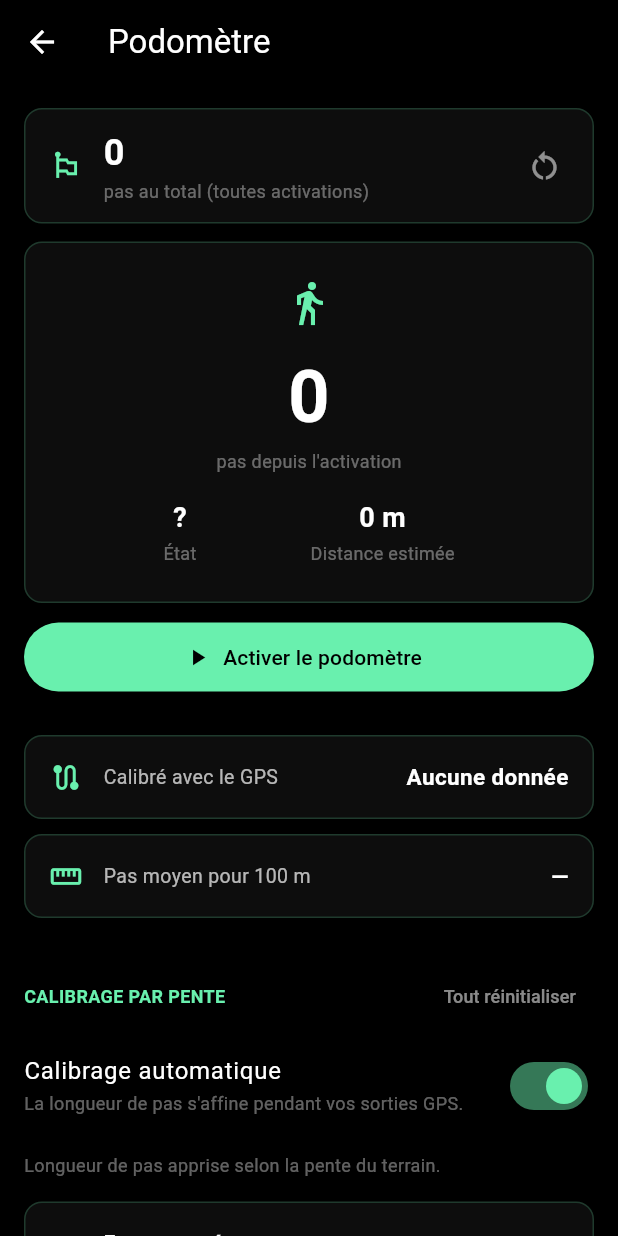
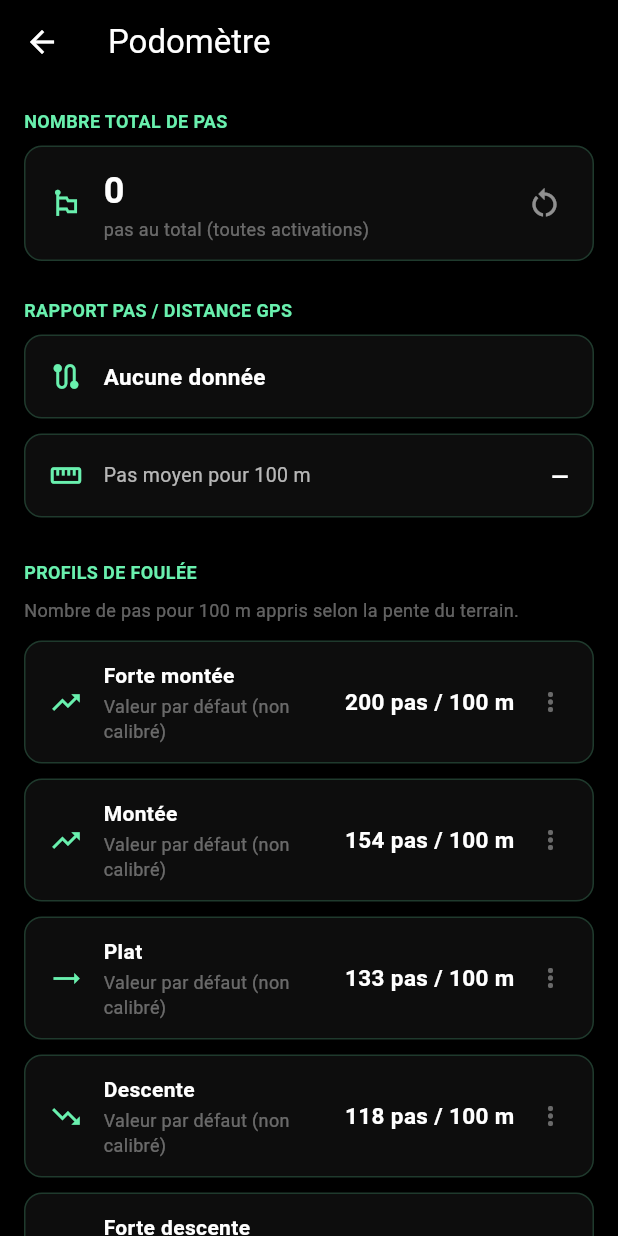
Before and after one commit to Rosaweb/Meshiker, a Flutter app: the PedometerScreen screen opened directly, on a phone screen of 412 x 824 dp. Run offline on Flutter 3.47's test engine with Material 3 defaults, Android fonts, the phone set to English and light mode, and no system bars; our stand-ins replace connectivity_plus, file_picker, flutter_colorpicker, flutter_compass, flutter_map, flutter_tts and 12 more; missing offline and left inert: dart:ffi, flutter_sound, gnss_diagnostics, mbtiles, mobile_scanner, open_meteo and 7 more; accounts and stored records are empty; generated files the repository leaves out were written again.

Commit message:
refactor(pedometer): rework pedometer screen layout per feedback
- Drop the session hero card ("pas depuis l'activation" + walking state +
  estimated distance) and the "Activer le podomètre" button; remove the
  now-unused sessionDistanceMeters getter, _statusLabel and _Metric.
- Green uppercase section titles: "NOMBRE TOTAL DE PAS" (lifetime card),
  "RAPPORT PAS / DISTANCE GPS" (drops the inline "Calibré avec le GPS"
  label), "PROFILS DE FOULÉE" above the 5 profiles.
- Profiles now show steps per 100 m ("186 pas / 100 m") instead of the
  per-step distance.
- "CALIBRAGE PAR PENTE" -> "Calibrage des profils de foulée" and
  "Calibrage automatique" -> "Activation du calibrage", both moved to the
  bottom of the page, below the profile list.

Co-Authored-By: Claude Sonnet 5 <noreply@anthropic.com>
Claude-Session: https://claude.ai/code/session_01Y8yqsq7D2VZuu7Bd5s3Y7B

```diff
--- a/lib/ui/pedometer_screen.dart
+++ b/lib/ui/pedometer_screen.dart
@@ -6,9 +6,9 @@ import '../utils/settings_service.dart';
 
 /// Écran podomètre plein écran, accessible par un double tap sur la carte
 /// « Podomètre » du volet Navigation. Reprend la charte des autres écrans de
-/// détail (fond noir, cartes translucides, couleur d'accent) et regroupe les
-/// 4 métriques : compteur de pas à vie, total calibré avec GPS, pas moyen
-/// pour 100 m, et le détail du calibrage par pente.
+/// détail (fond noir, cartes translucides, couleur d'accent) : nombre total
+/// de pas, rapport pas / distance GPS, pas moyen pour 100 m, les 5 profils de
+/// foulée par pente, et les réglages de calibrage en bas de page.
 class PedometerScreen extends StatelessWidget {
   const PedometerScreen({super.key});
 
@@ -29,11 +29,9 @@ class PedometerScreen extends StatelessWidget {
       body: ListView(
         padding: const EdgeInsets.all(16),
         children: [
+          _sectionTitle('NOMBRE TOTAL DE PAS', accent),
+          const SizedBox(height: 8),
           _buildLifetimeCard(context, pedometer, accent),
-          const SizedBox(height: 12),
-          _buildHeroCard(pedometer, settings, accent),
-          const SizedBox(height: 12),
-          _buildToggleButton(context, pedometer, accent),
           if (pedometer.permissionDenied)
             const _Hint(
               icon: Icons.lock_outline,
@@ -47,11 +45,12 @@ class PedometerScreen extends StatelessWidget {
               color: Colors.orangeAccent,
               text: 'Aucun capteur de pas détecté sur cet appareil.',
             ),
-          const SizedBox(height: 28),
+          const SizedBox(height: 24),
+          _sectionTitle('RAPPORT PAS / DISTANCE GPS', accent),
+          const SizedBox(height: 8),
           _buildMetricCard(
             icon: Icons.route,
             accent: accent,
-            label: 'Calibré avec le GPS',
             value: pedometer.totalCalibratedSteps > 0
                 ? '${_thousands(pedometer.totalCalibratedSteps)} pas'
                   ' / ${_formatDistance(pedometer.totalCalibratedDistanceMeters, settings.unitSystem)}'
@@ -67,16 +66,20 @@ class PedometerScreen extends StatelessWidget {
                 : '${pedometer.avgStepsPer100m!.round()} pas / 100 m',
           ),
           const SizedBox(height: 28),
+          _sectionTitle('PROFILS DE FOULÉE', accent),
+          const SizedBox(height: 8),
+          const Text(
+            'Nombre de pas pour 100 m appris selon la pente du terrain.',
+            style: TextStyle(color: Colors.white38, fontSize: 12),
+          ),
+          const SizedBox(height: 12),
+          ...pedometer.profilesSortedBySlope
+              .map((p) => _buildProfileCard(context, pedometer, p, accent)),
+          const SizedBox(height: 28),
           Row(
             children: [
               Expanded(
-                child: Text(
-                  'CALIBRAGE PAR PENTE',
-                  style: TextStyle(
-                      color: accent,
-                      fontSize: 12,
-                      fontWeight: FontWeight.bold),
-                ),
+                child: _sectionTitle('Calibrage des profils de foulée', accent),
               ),
               TextButton(
                 onPressed: () async {
@@ -99,27 +102,25 @@ class PedometerScreen extends StatelessWidget {
             activeThumbColor: accent,
             value: calibrationOn,
             onChanged: settings.setPedometerCalibrationEnabled,
-            title: const Text('Calibrage automatique',
+            title: const Text('Activation du calibrage',
                 style: TextStyle(color: Colors.white)),
             subtitle: Text(
               calibrationOn
-                  ? 'La longueur de pas s\'affine pendant vos sorties GPS.'
-                  : 'Gelé : les stats ci-dessous ne bougent plus.',
+                  ? 'La foulée s\'affine pendant vos sorties GPS.'
+                  : 'Gelé : les profils ci-dessus ne bougent plus.',
               style: const TextStyle(color: Colors.white38, fontSize: 12),
             ),
           ),
-          const SizedBox(height: 8),
-          const Text(
-            'Longueur de pas apprise selon la pente du terrain.',
-            style: TextStyle(color: Colors.white38, fontSize: 12),
-          ),
-          const SizedBox(height: 16),
-          ...pedometer.profilesSortedBySlope
-              .map((p) => _buildProfileCard(context, pedometer, p, settings, accent)),
         ],
       ),
     );
   }
+
+  Widget _sectionTitle(String text, Color accent) => Text(
+        text,
+        style: TextStyle(
+            color: accent, fontSize: 12, fontWeight: FontWeight.bold),
+      );
 
   Widget _buildLifetimeCard(
       BuildContext context, PedometerService pedometer, Color accent) {
@@ -166,82 +167,11 @@ class PedometerScreen extends StatelessWidget {
     );
   }
 
-  Widget _buildHeroCard(
-      PedometerService pedometer, SettingsService settings, Color accent) {
-    return Container(
-      padding: const EdgeInsets.symmetric(vertical: 24, horizontal: 16),
-      decoration: BoxDecoration(
-        color: Colors.white.withValues(alpha: 0.05),
-        borderRadius: BorderRadius.circular(12),
-        border: Border.all(
-            color: pedometer.isActive ? accent : accent.withValues(alpha: 0.2),
-            width: pedometer.isActive ? 2.0 : 1.0),
-      ),
-      child: Column(
-        children: [
-          Icon(Icons.directions_walk, color: accent, size: 32),
-          const SizedBox(height: 12),
-          Text(
-            '${pedometer.steps}',
-            style: const TextStyle(
-                color: Colors.white,
-                fontSize: 48,
-                fontWeight: FontWeight.bold),
-          ),
-          const Text('pas depuis l\'activation',
-              style: TextStyle(color: Colors.white38, fontSize: 12)),
-          const SizedBox(height: 16),
-          Row(
-            mainAxisAlignment: MainAxisAlignment.spaceEvenly,
-            children: [
-              _Metric(label: 'État', value: _statusLabel(pedometer.status)),
-              _Metric(
-                label: 'Distance estimée',
-                value: _formatDistance(
-                    pedometer.sessionDistanceMeters, settings.unitSystem),
-              ),
-            ],
-          ),
-        ],
-      ),
-    );
-  }
-
-  Widget _buildToggleButton(
-      BuildContext context, PedometerService pedometer, Color accent) {
-    final active = pedometer.isActive;
-    return SizedBox(
-      width: double.infinity,
-      child: ElevatedButton.icon(
-        onPressed: () async {
-          await pedometer.togglePedometer();
-          if (!context.mounted) return;
-          if (pedometer.permissionDenied) {
-            ScaffoldMessenger.of(context).showSnackBar(const SnackBar(
-                content: Text(
-                    'Autorisez « Activité physique » dans les paramètres Android pour utiliser le podomètre.')));
-          } else if (pedometer.sensorUnavailable) {
-            ScaffoldMessenger.of(context).showSnackBar(const SnackBar(
-                content:
-                    Text('Aucun capteur de pas détecté sur cet appareil.')));
-          }
-        },
-        icon: Icon(active ? Icons.pause : Icons.play_arrow),
-        label: Text(active ? 'Désactiver le podomètre' : 'Activer le podomètre'),
-        style: ElevatedButton.styleFrom(
-          backgroundColor: active ? Colors.white10 : accent,
-          foregroundColor: active ? Colors.white : Colors.black,
-          minimumSize: const Size(double.infinity, 46),
-        ),
-      ),
-    );
-  }
-
   Widget _buildMetricCard({
     required IconData icon,
     required Color accent,
-    required String label,
     required String value,
+    String? label,
   }) {
     return Container(
       padding: const EdgeInsets.all(16),
@@ -255,21 +185,29 @@ class PedometerScreen extends StatelessWidget {
           Icon(icon, color: accent, size: 22),
           const SizedBox(width: 14),
           Expanded(
-            child: Text(label,
-                style: const TextStyle(color: Colors.white70, fontSize: 13)),
+            child: label != null
+                ? Text(label,
+                    style:
+                        const TextStyle(color: Colors.white70, fontSize: 13))
+                : Text(value,
+                    style: const TextStyle(
+                        color: Colors.white,
+                        fontWeight: FontWeight.bold,
+                        fontSize: 15)),
           ),
-          Text(value,
-              style: const TextStyle(
-                  color: Colors.white,
-                  fontWeight: FontWeight.bold,
-                  fontSize: 15)),
+          if (label != null)
+            Text(value,
+                style: const TextStyle(
+                    color: Colors.white,
+                    fontWeight: FontWeight.bold,
+                    fontSize: 15)),
         ],
       ),
     );
   }
 
   Widget _buildProfileCard(BuildContext context, PedometerService pedometer,
-      PedometerProfile profile, SettingsService settings, Color accent) {
+      PedometerProfile profile, Color accent) {
     final calibrated = profile.totalSteps > 0;
     return Container(
       margin: const EdgeInsets.only(bottom: 10),
@@ -319,7 +257,7 @@ class PedometerScreen extends StatelessWidget {
             ),
           ),
           Text(
-            _formatStepLength(profile.metersPerStep, settings.unitSystem),
+            _stepsPer100m(profile.metersPerStep),
             style: const TextStyle(
                 color: Colors.white, fontWeight: FontWeight.bold, fontSize: 15),
           ),
@@ -381,19 +319,6 @@ class PedometerScreen extends StatelessWidget {
     return result == true;
   }
 
-  static String _statusLabel(String status) {
-    switch (status) {
-      case 'walking':
-        return 'En marche';
-      case 'stopped':
-        return 'Arrêté';
-      case 'unknown':
-        return 'Inconnu';
-      default:
-        return status;
-    }
-  }
-
   static String _profileLabel(String id) {
     switch (id) {
       case 'steep_uphill':
@@ -424,12 +349,18 @@ class PedometerScreen extends StatelessWidget {
     }
   }
 
+  /// Nombre de pas pour parcourir 100 m (« 186 pas / 100 m »).
+  static String _stepsPer100m(double metersPerStep) {
+    if (metersPerStep <= 0) return '—';
+    return '${(100 / metersPerStep).round()} pas / 100 m';
+  }
+
   /// Sépare les milliers par une espace fine insécable (« 12 430 »).
   static String _thousands(int n) {
     final s = n.abs().toString();
     final buf = StringBuffer(n < 0 ? '-' : '');
     for (var i = 0; i < s.length; i++) {
-      if (i > 0 && (s.length - i) % 3 == 0) buf.write(' ');
+      if (i > 0 && (s.length - i) % 3 == 0) buf.write(' ');
       buf.write(s[i]);
     }
     return buf.toString();
@@ -445,36 +376,6 @@ class PedometerScreen extends StatelessWidget {
     return feet >= 5280
         ? '${(feet / 5280).toStringAsFixed(2)} mi'
         : '${feet.round()} ft';
-  }
-
-  static String _formatStepLength(double metersPerStep, UnitSystem unit) {
-    if (unit == UnitSystem.metric) {
-      return '${metersPerStep.toStringAsFixed(2)} m/pas';
-    }
-    return '${(metersPerStep * 3.28084).toStringAsFixed(2)} ft/pas';
-  }
-}
-
-class _Metric extends StatelessWidget {
-  final String label;
-  final String value;
-
-  const _Metric({required this.label, required this.value});
-
-  @override
-  Widget build(BuildContext context) {
-    return Column(
-      children: [
-        Text(value,
-            style: const TextStyle(
-                color: Colors.white,
-                fontSize: 18,
-                fontWeight: FontWeight.bold)),
-        const SizedBox(height: 2),
-        Text(label,
-            style: const TextStyle(color: Colors.white38, fontSize: 12)),
-      ],
-    );
   }
 }
 
--- a/lib/utils/pedometer_service.dart
+++ b/lib/utils/pedometer_service.dart
@@ -122,10 +122,6 @@ class PedometerService extends ChangeNotifier {
   /// plus raide en descente, pour l'affichage détaillé (métrique 4).
   List<PedometerProfile> get profilesSortedBySlope =>
       _profiles.values.toList()..sort((a, b) => b.minSlope.compareTo(a.minSlope));
-
-  /// Distance estimée pour les pas de la session courante (pente supposée
-  /// plate, faute de mieux hors enregistrement).
-  double get sessionDistanceMeters => estimateDistanceMeters(_steps);
 
   /// Total de pas comptabilisés lors d'un calibrage (tous profils confondus).
   int get totalCalibratedSteps =>
```
